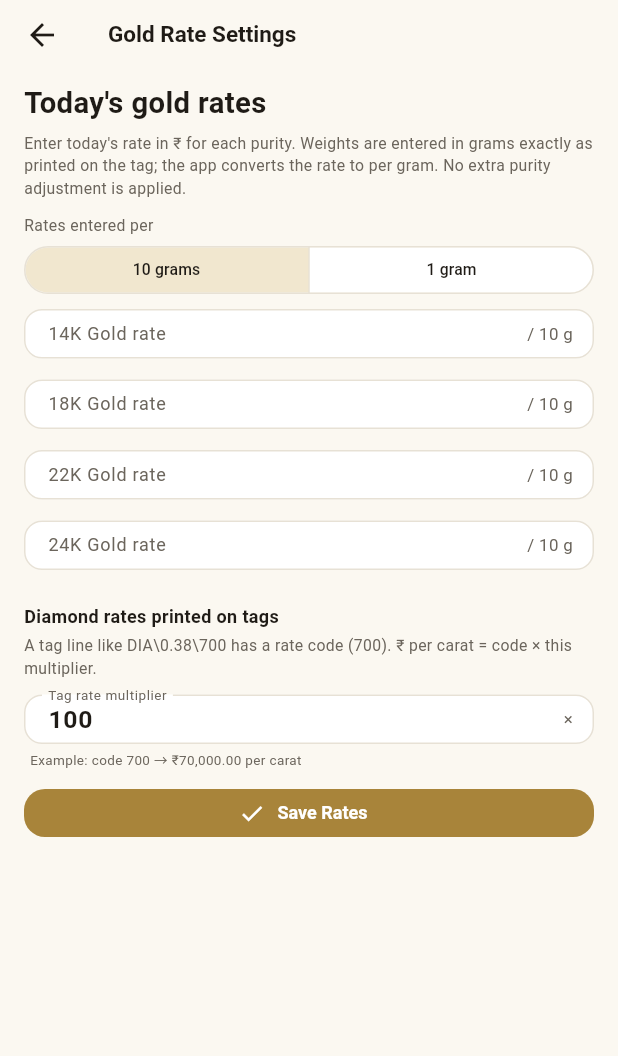
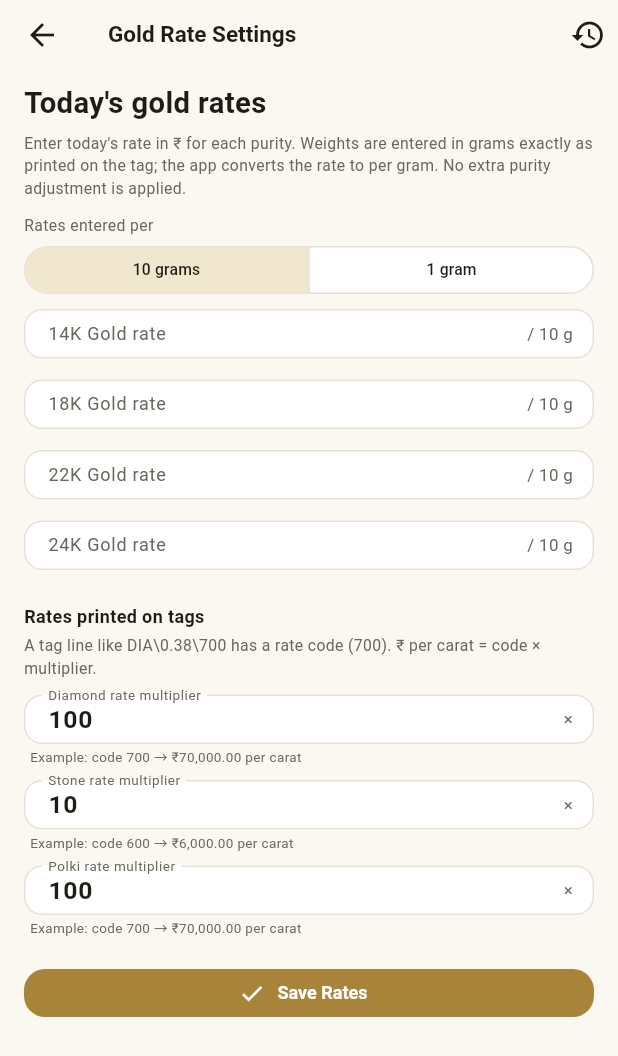
Before and after one commit to vikasagg/jewelry-cost-app, a Flutter app: the DashboardScreen screen opened directly, after a tap on "Gold Rate Settings", on a phone screen of 412 x 824 dp. Shown: the top 1056 px of the screen. Run offline on Flutter 3.47's test engine with Material 3 defaults, Android fonts, the phone set to English and light mode, and no system bars; our stand-ins replace flutter_secure_storage, hive_ce_flutter, image_picker, share_plus, web; missing offline and left inert: dart:js_interop, google_mlkit_text_recognition; accounts and stored records are empty.

Commit message:
Stone rate x10, history access, automatic DJ- tag numbers
- Tag rate multipliers per type: diamond & polki x100, stone x10
  (Stn\0.25\600 -> Rs 6,000/ct); each editable in Gold Rate Settings.
- History: History button under Scan on the dashboard and a history icon
  in the top bar of every screen (including first-run rate setup).
  Every calculated estimate is saved to history automatically.
- New scans/manual entries get the next tag number DJ-0001, DJ-0002...
  (editable; a number printed on the tag is kept). The counter advances
  when an estimate is saved.

Co-Authored-By: Claude Opus 5.5 <noreply@anthropic.com>
Claude-Session: https://claude.ai/code/session_01Ty8ibr9qUkpqR5XqhoszLs

```diff
--- a/lib/app_state.dart
+++ b/lib/app_state.dart
@@ -43,12 +43,15 @@ class AppState extends ChangeNotifier {
       _defaults.rateFor(kind, code);
 
   /// Multiplier from the rate code printed on tags to ₹ per carat.
-  double get tagRateMultiplier => _defaults.tagRateMultiplier;
+  double tagRateMultiplier(StoneKind kind) => _defaults.tagRateMultiplier(kind);
 
-  Future<void> setTagRateMultiplier(double value) async {
-    await _defaults.setTagRateMultiplier(value);
+  Future<void> setTagRateMultiplier(StoneKind kind, double value) async {
+    await _defaults.setTagRateMultiplier(kind, value);
     notifyListeners();
   }
+
+  /// Next automatic tag number for a new scan/entry, e.g. "DJ-0001".
+  String get nextTagNumber => _defaults.nextTagNumber;
 
   /// Saves (or updates, when [existingId] is given) a calculation.
   Future<CalculationRecord> saveCalculation({
@@ -77,6 +80,7 @@ class AppState extends ChangeNotifier {
             source: source,
           );
     await history.save(record);
+    await _defaults.recordTagNumber(input.tagNumber);
     notifyListeners();
     return record;
   }
--- a/lib/data/repositories.dart
+++ b/lib/data/repositories.dart
@@ -31,29 +31,59 @@ class RatesRepository {
 class PricingDefaultsRepository {
   PricingDefaultsRepository(this._store);
   final KeyValueStore _store;
-  static const _multiplierKey = 'tag_rate_multiplier';
+  static const _counterKey = 'dj_tag_counter';
 
-  /// Tag rate codes are ₹ per carat ÷ 100 (e.g. DIA\0.38\700 → ₹70,000/ct).
-  static const defaultTagRateMultiplier = 100.0;
+  /// Tag rate code × multiplier = ₹ per carat. Diamonds and polki use ×100
+  /// (DIA\0.38\700 → ₹70,000/ct); stones use ×10 (Stn\0.25\600 → ₹6,000/ct).
+  static const defaultMultipliers = {
+    StoneKind.diamond: 100.0,
+    StoneKind.stone: 10.0,
+    StoneKind.polki: 100.0,
+  };
 
   /// GST % pre-filled on every new item (editable per item).
   static const defaultGstPercent = 3.0;
 
-  double get tagRateMultiplier =>
-      double.tryParse(_store.get(_multiplierKey) ?? '') ??
-      defaultTagRateMultiplier;
+  /// Prefix of the automatic tag number, e.g. DJ-0001.
+  static const tagPrefix = 'DJ-';
 
-  Future<void> setTagRateMultiplier(double value) =>
-      _store.put(_multiplierKey, value.toString());
+  // Diamond keeps the original key so earlier settings carry over.
+  static String _multiplierKey(StoneKind kind) => kind == StoneKind.diamond
+      ? 'tag_rate_multiplier'
+      : 'tag_rate_multiplier_${kind.name}';
+
+  double tagRateMultiplier(StoneKind kind) =>
+      double.tryParse(_store.get(_multiplierKey(kind)) ?? '') ??
+      defaultMultipliers[kind]!;
+
+  Future<void> setTagRateMultiplier(StoneKind kind, double value) =>
+      _store.put(_multiplierKey(kind), value.toString());
 
   /// ₹/ct for a rate code printed on a tag, or null if it isn't a number.
-  double? rateFromTagCode(String? code) {
+  double? rateFromTagCode(StoneKind kind, String? code) {
     final n = double.tryParse(code ?? '');
-    return n == null ? null : n * tagRateMultiplier;
+    return n == null ? null : n * tagRateMultiplier(kind);
   }
 
   /// Rate to pre-fill for a stone line: only from its printed tag code.
-  double? rateFor(StoneKind kind, String? code) => rateFromTagCode(code);
+  double? rateFor(StoneKind kind, String? code) => rateFromTagCode(kind, code);
+
+  int get _lastTagNumber => int.tryParse(_store.get(_counterKey) ?? '') ?? 0;
+
+  /// Next automatic tag number, e.g. "DJ-0001".
+  String get nextTagNumber =>
+      '$tagPrefix${(_lastTagNumber + 1).toString().padLeft(4, '0')}';
+
+  /// Moves the counter past [tagNumber] if it is an automatic DJ- number.
+  Future<void> recordTagNumber(String? tagNumber) async {
+    final m = RegExp(
+      r'^DJ-(\d+)$',
+      caseSensitive: false,
+    ).firstMatch(tagNumber?.trim() ?? '');
+    if (m == null) return;
+    final n = int.parse(m.group(1)!);
+    if (n > _lastTagNumber) await _store.put(_counterKey, '$n');
+  }
 
   /// A clean new item: GST 3%, making per gram (empty), and for manual
   /// entry one empty diamond and one empty stone line.
--- a/lib/ui/screens/dashboard_screen.dart
+++ b/lib/ui/screens/dashboard_screen.dart
@@ -25,7 +25,7 @@ class DashboardScreen extends StatelessWidget {
     return Scaffold(
       appBar: AppBar(
         title: const BrandHeader(size: 34),
-        actions: const [RatesAction()],
+        actions: const [HistoryAction(), RatesAction()],
       ),
       body: SafeArea(
         child: ResponsiveBody(
@@ -76,6 +76,14 @@ class DashboardScreen extends StatelessWidget {
                   ),
                 ),
               ),
+              const SizedBox(height: 10),
+              // History, right under the main action.
+              OutlinedButton.icon(
+                key: const Key('historyButton'),
+                onPressed: () => _open(context, const HistoryScreen()),
+                icon: const Icon(Icons.history),
+                label: Text('History  ($historyCount saved)'),
+              ),
               const SizedBox(height: 12),
               TileGrid(
                 minTileWidth: 200,
@@ -91,13 +99,6 @@ class DashboardScreen extends StatelessWidget {
                     title: 'Gold Rate Settings',
                     onTap: () =>
                         _open(context, const RateSetupScreen(firstRun: false)),
-                  ),
-                  _ActionTile(
-                    key: const Key('openHistory'),
-                    icon: Icons.history,
-                    title: 'Scan History',
-                    subtitle: '$historyCount saved',
-                    onTap: () => _open(context, const HistoryScreen()),
                   ),
                 ],
               ),
@@ -140,12 +141,10 @@ class _ActionTile extends StatelessWidget {
     super.key,
     required this.icon,
     required this.title,
-    this.subtitle,
     required this.onTap,
   });
   final IconData icon;
   final String title;
-  final String? subtitle;
   final VoidCallback onTap;
 
   @override
@@ -177,11 +176,6 @@ class _ActionTile extends StatelessWidget {
                       fontWeight: FontWeight.w600,
                     ),
                   ),
-                  if (subtitle != null)
-                    Text(
-                      subtitle!,
-                      style: const TextStyle(color: AppColors.muted),
-                    ),
                 ],
               ),
             ),
--- a/lib/ui/screens/rate_setup_screen.dart
+++ b/lib/ui/screens/rate_setup_screen.dart
@@ -4,6 +4,7 @@ import '../../app_state.dart';
 import '../../branding.dart';
 import '../../core/money.dart';
 import '../../models/gold_rates.dart';
+import '../../models/jewellery_input.dart';
 import '../../models/purity.dart';
 import '../theme.dart';
 import '../widgets/common.dart';
@@ -23,8 +24,10 @@ class _RateSetupScreenState extends State<RateSetupScreen> {
     for (final p in Purity.values) p: TextEditingController(),
   };
   final _errors = <Purity, String?>{};
-  final _multiplier = TextEditingController();
-  String? _multiplierError;
+  final _multipliers = {
+    for (final k in StoneKind.values) k: TextEditingController(),
+  };
+  final _multiplierErrors = <StoneKind, String?>{};
   bool _saving = false;
   bool _loaded = false;
 
@@ -37,7 +40,11 @@ class _RateSetupScreenState extends State<RateSetupScreen> {
     super.didChangeDependencies();
     if (_loaded) return;
     _loaded = true;
-    _multiplier.text = formatPercent(AppScope.read(context).tagRateMultiplier);
+    for (final k in StoneKind.values) {
+      _multipliers[k]!.text = formatPercent(
+        AppScope.read(context).tagRateMultiplier(k),
+      );
+    }
     final rates = AppScope.read(context).rates;
     if (rates != null) {
       _perGrams = rates.quotedPerGrams;
@@ -52,7 +59,9 @@ class _RateSetupScreenState extends State<RateSetupScreen> {
     for (final c in _controllers.values) {
       c.dispose();
     }
-    _multiplier.dispose();
+    for (final c in _multipliers.values) {
+      c.dispose();
+    }
     super.dispose();
   }
 
@@ -71,13 +80,19 @@ class _RateSetupScreenState extends State<RateSetupScreen> {
         _errors[p] = _validate(_controllers[p]!.text);
       }
     });
-    final m = parseNumber(_multiplier.text);
+    final m = {
+      for (final k in StoneKind.values) k: parseNumber(_multipliers[k]!.text),
+    };
     setState(() {
-      _multiplierError = (m == null || m.isNaN || m <= 0)
+      for (final k in StoneKind.values) {
+        final v = m[k];
+        _multiplierErrors[k] = (v == null || v.isNaN || v <= 0)
             ? 'Enter a number greater than 0'
             : null;
+      }
     });
-    if (_errors.values.any((e) => e != null) || _multiplierError != null) {
+    if (_errors.values.any((e) => e != null) ||
+        _multiplierErrors.values.any((e) => e != null)) {
       return;
     }
     setState(() => _saving = true);
@@ -91,7 +106,9 @@ class _RateSetupScreenState extends State<RateSetupScreen> {
       quotedPerGrams: _perGrams,
     );
     await state.saveRates(rates);
-    await state.setTagRateMultiplier(m!);
+    for (final k in StoneKind.values) {
+      await state.setTagRateMultiplier(k, m[k]!);
+    }
     if (!mounted) return;
     setState(() => _saving = false);
     if (widget.firstRun) {
@@ -115,6 +132,7 @@ class _RateSetupScreenState extends State<RateSetupScreen> {
           widget.firstRun ? 'Welcome to ${Brand.name}' : 'Gold Rate Settings',
         ),
         automaticallyImplyLeading: !widget.firstRun,
+        actions: const [HistoryAction()],
       ),
       body: SafeArea(
         child: ResponsiveBody(
@@ -204,33 +222,39 @@ class _RateSetupScreenState extends State<RateSetupScreen> {
               ],
               const SizedBox(height: 8),
               const Text(
-                'Diamond rates printed on tags',
+                'Rates printed on tags',
                 style: TextStyle(fontSize: 16, fontWeight: FontWeight.w600),
               ),
               const SizedBox(height: 4),
               const Text(
                 'A tag line like DIA\\0.38\\700 has a rate code (700). '
-                '₹ per carat = code × this multiplier.',
+                '₹ per carat = code × multiplier.',
                 style: TextStyle(color: AppColors.muted),
               ),
               const SizedBox(height: 10),
+              for (final k in StoneKind.values) ...[
                 NumberField(
-                fieldKey: const Key('tagRateMultiplier'),
-                controller: _multiplier,
-                label: 'Tag rate multiplier',
+                  fieldKey: Key('tagRateMultiplier_${k.name}'),
+                  controller: _multipliers[k]!,
+                  label: '${k.label} rate multiplier',
                   unit: '×',
-                errorText: _multiplierError,
-                onChanged: (_) => setState(() => _multiplierError = null),
+                  errorText: _multiplierErrors[k],
+                  onChanged: (_) => setState(() => _multiplierErrors[k] = null),
                 ),
                 Builder(
                   builder: (_) {
-                  final m = parseNumber(_multiplier.text);
+                    final v = parseNumber(_multipliers[k]!.text);
+                    final code = k == StoneKind.stone ? 600 : 700;
                     return Padding(
-                    padding: const EdgeInsets.only(left: 4, top: 4),
+                      padding: const EdgeInsets.only(
+                        left: 4,
+                        top: 2,
+                        bottom: 8,
+                      ),
                       child: Text(
-                      m == null || m.isNaN
+                        v == null || v.isNaN
                             ? ''
-                          : 'Example: code 700 → ${formatInr(700 * m)} per carat',
+                            : 'Example: code $code → ${formatInr(code * v)} per carat',
                         style: const TextStyle(
                           fontSize: 12,
                           color: AppColors.muted,
@@ -239,6 +263,7 @@ class _RateSetupScreenState extends State<RateSetupScreen> {
                     );
                   },
                 ),
+              ],
               const SizedBox(height: 12),
               FilledButton.icon(
                 key: const Key('saveRates'),
--- a/lib/ui/screens/scan_screen.dart
+++ b/lib/ui/screens/scan_screen.dart
@@ -211,7 +211,7 @@ class _ScanScreenState extends State<ScanScreen> {
     return Scaffold(
       appBar: AppBar(
         title: const Text('Scan Jewellery Tag'),
-        actions: const [RatesAction()],
+        actions: const [HistoryAction(), RatesAction()],
       ),
       body: SafeArea(
         child: ResponsiveBody(
--- a/lib/ui/widgets/common.dart
+++ b/lib/ui/widgets/common.dart
@@ -2,6 +2,7 @@ import 'package:flutter/material.dart';
 import 'package:flutter/services.dart';
 import 'package:intl/intl.dart';
 
+import '../screens/history_screen.dart';
 import '../screens/rate_setup_screen.dart';
 import '../theme.dart';
 
@@ -22,6 +23,21 @@ String formatInput(double? v, {int? decimals}) {
 
 final _dateFmt = DateFormat('d MMM yyyy, h:mm a');
 String formatDateTime(DateTime d) => _dateFmt.format(d);
+
+/// AppBar action that opens the saved estimates (history) from any screen.
+class HistoryAction extends StatelessWidget {
+  const HistoryAction({super.key});
+
+  @override
+  Widget build(BuildContext context) => IconButton(
+    key: const Key('historyAction'),
+    tooltip: 'History',
+    icon: const Icon(Icons.history),
+    onPressed: () => Navigator.of(
+      context,
+    ).push(MaterialPageRoute(builder: (_) => const HistoryScreen())),
+  );
+}
 
 /// AppBar action that opens gold rate settings from any screen.
 class RatesAction extends StatelessWidget {
```
Also changed, not shown: lib/ui/screens/details_form_screen.dart (+7 -2 lines), lib/ui/screens/result_screen.dart (+22 -6 lines), 2 other files. Lines whose indentation alone changed are shown as unchanged.
